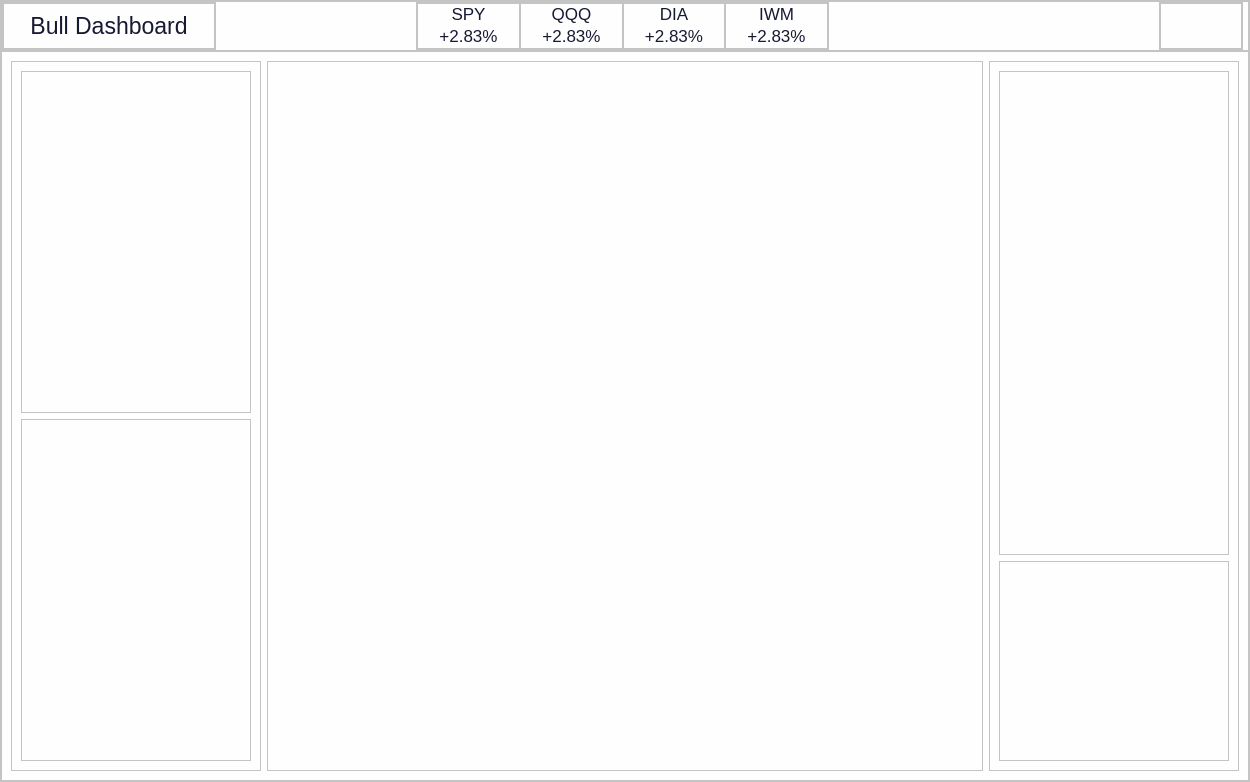
Before: the Qt Designer form UI/Dashboard.ui in eliran-ovadia/demo-exchange-desktop, drawn with Qt 5.
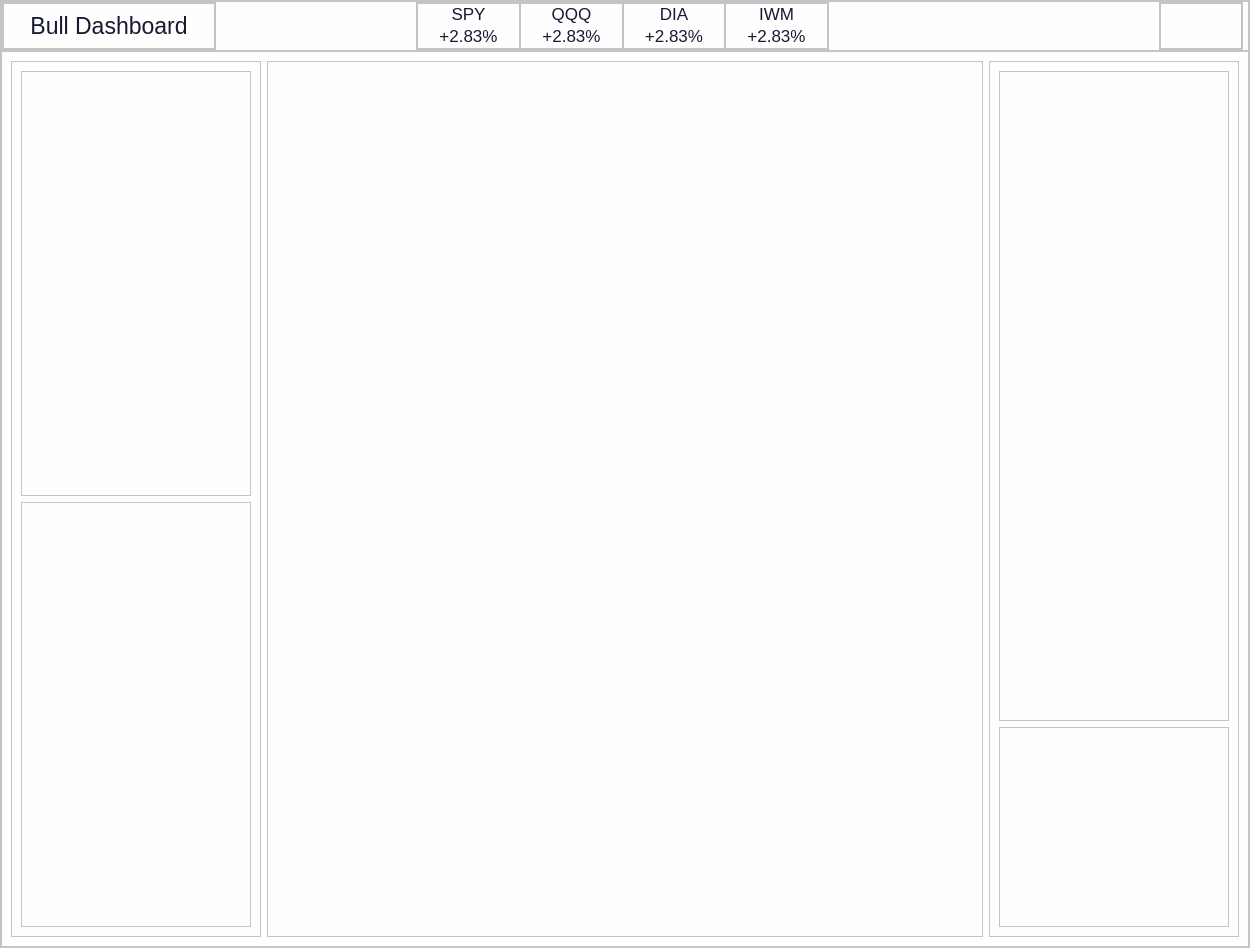
After: the same form once the commit is applied. Icons and pictures are not drawn.

Diff of the .ui file:
```diff
--- a/UI/Dashboard.ui
+++ b/UI/Dashboard.ui
@@ -7,7 +7,7 @@
     <x>0</x>
     <y>0</y>
     <width>1250</width>
-    <height>782</height>
+    <height>948</height>
    </rect>
   </property>
   <property name="windowTitle">
@@ -747,6 +747,12 @@
             <layout class="QVBoxLayout" name="verticalLayout_7">
              <item>
               <widget class="QFrame" name="watchlist_frame">
+               <property name="minimumSize">
+                <size>
+                 <width>0</width>
+                 <height>650</height>
+                </size>
+               </property>
                <property name="frameShape">
                 <enum>QFrame::StyledPanel</enum>
                </property>
@@ -757,9 +763,9 @@
              </item>
              <item>
               <widget class="QFrame" name="history_frame">
-               <property name="maximumSize">
+               <property name="minimumSize">
                 <size>
-                 <width>16777215</width>
+                 <width>0</width>
                  <height>200</height>
                 </size>
                </property>
```
